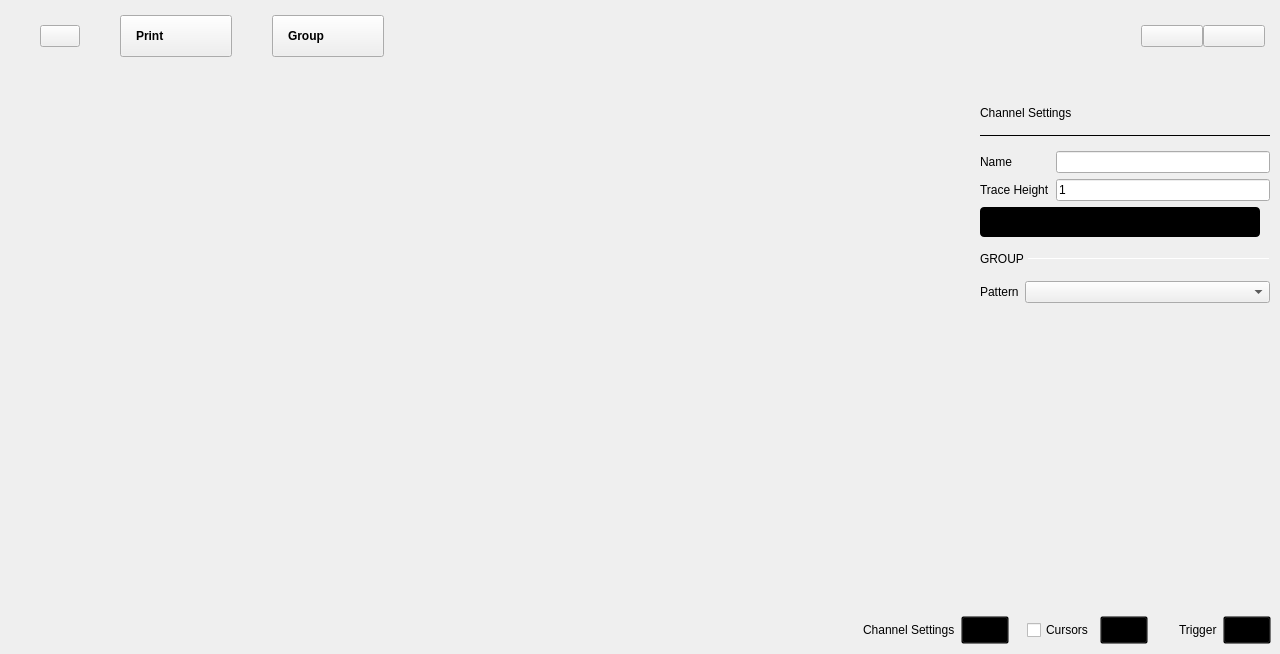
First picture: the form in plugins/m2k/ui/pattern_generator.ui, repository analogdevicesinc/scopy, before the edit.
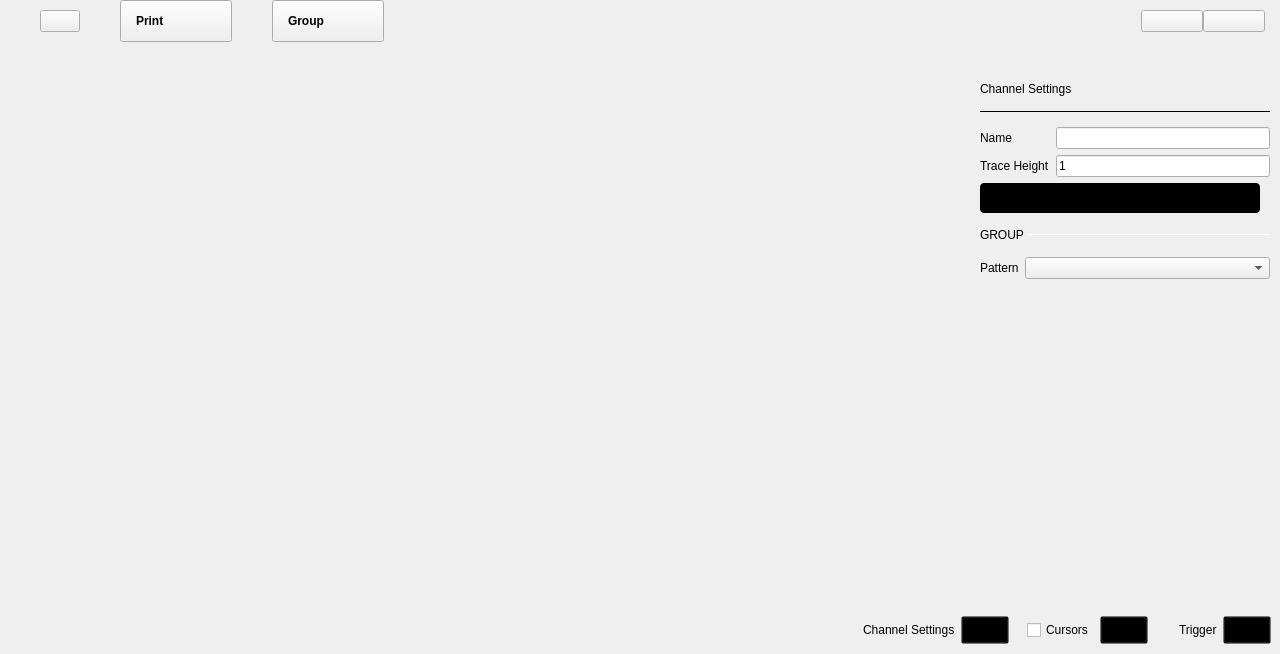
Second picture: the form after the edit. Icons and pictures are not drawn. Custom widgets are drawn as their Qt base class.

What changed in the file:
```diff
--- a/plugins/m2k/ui/pattern_generator.ui
+++ b/plugins/m2k/ui/pattern_generator.ui
@@ -65,13 +65,13 @@
          <number>40</number>
         </property>
         <property name="topMargin">
-         <number>15</number>
+         <number>0</number>
         </property>
         <property name="rightMargin">
          <number>15</number>
         </property>
         <property name="bottomMargin">
-         <number>9</number>
+         <number>0</number>
         </property>
         <item>
          <spacer name="horizontalSpacer_7">
```
